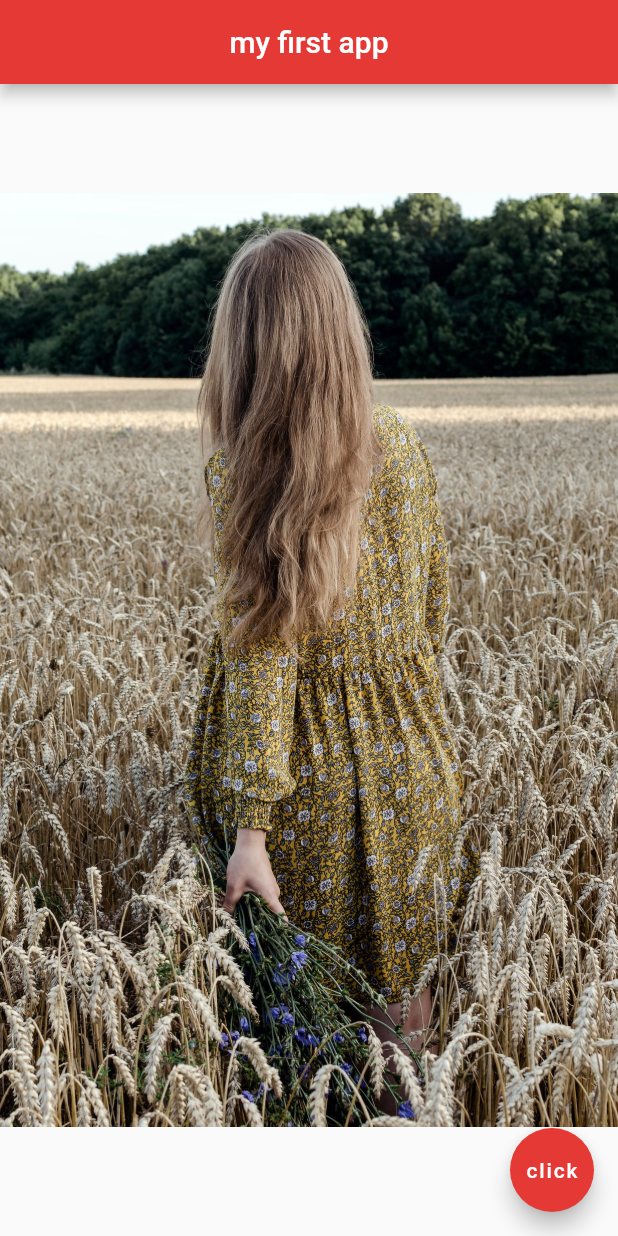
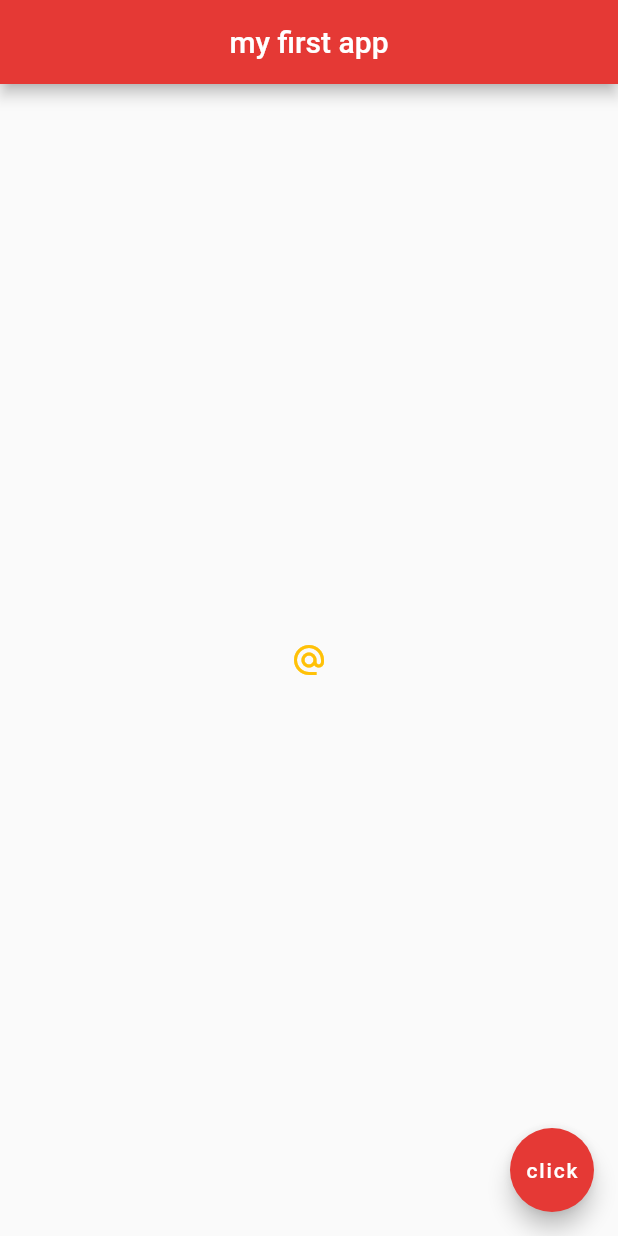
Before and after one commit to DylanMsK/Flutter-Tutorial, a Flutter app: the screen it shows after launch, on a phone screen of 412 x 824 dp. Run offline on Flutter 3.47's test engine with Material 2 defaults, Android fonts, the phone set to English and light mode, and no system bars.

Commit message:
practice Button Widget

```diff
--- a/lib/main.dart
+++ b/lib/main.dart
@@ -13,7 +13,14 @@ class Home extends StatelessWidget {
         centerTitle: true,
         backgroundColor: Colors.red[600],
       ),
-      body: Center(child: Image.asset("assets/image3.jpeg")),
+      body: Center(
+        child: IconButton(
+            onPressed: () {
+              print("you clicked me");
+            },
+            icon: Icon(Icons.alternate_email),
+            color: Colors.amber),
+      ),
       floatingActionButton: FloatingActionButton(
         onPressed: () {},
         child: Text("click"),
```
